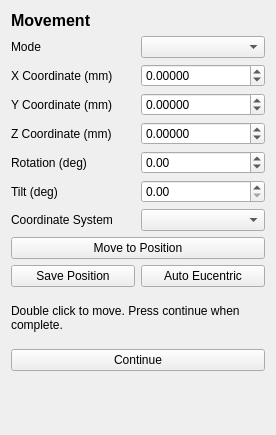
DeMarcoLab/fibsem, file fibsem/ui/qtdesigner_files/FibsemMovementWidget.ui: the form before one commit.
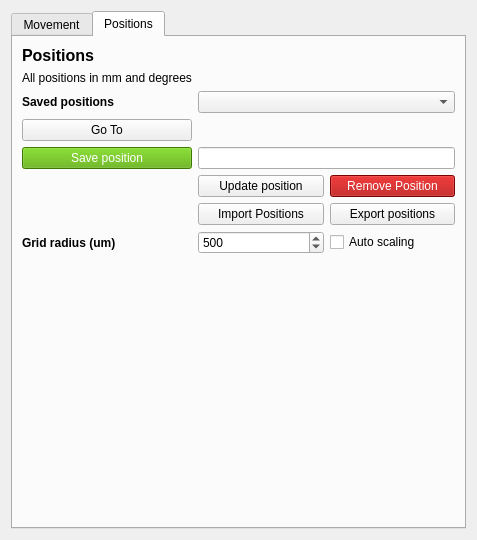
The form after the commit. The open tabs and pages were chosen to show the change.

Patch:
```diff
--- a/fibsem/ui/qtdesigner_files/FibsemMovementWidget.ui
+++ b/fibsem/ui/qtdesigner_files/FibsemMovementWidget.ui
@@ -6,15 +6,25 @@
    <rect>
     <x>0</x>
     <y>0</y>
-    <width>276</width>
-    <height>435</height>
+    <width>477</width>
+    <height>540</height>
    </rect>
   </property>
   <property name="windowTitle">
    <string>Form</string>
   </property>
   <layout class="QGridLayout" name="gridLayout">
-   <item row="3" column="1">
+   <item row="4" column="0">
+    <widget class="QTabWidget" name="tabWidget">
+     <property name="currentIndex">
+      <number>0</number>
+     </property>
+     <widget class="QWidget" name="tab_movement">
+      <attribute name="title">
+       <string>Movement</string>
+      </attribute>
+      <layout class="QGridLayout" name="gridLayout_2">
+       <item row="2" column="1">
     <widget class="QDoubleSpinBox" name="doubleSpinBox_movement_stage_x">
      <property name="decimals">
       <number>5</number>
@@ -27,8 +37,27 @@
      </property>
     </widget>
    </item>
-   <item row="6" column="1">
-    <widget class="QDoubleSpinBox" name="doubleSpinBox_movement_stage_rotation">
+       <item row="11" column="0" colspan="2">
+        <widget class="QLabel" name="label_movement_instructions">
+         <property name="minimumSize">
+          <size>
+           <width>0</width>
+           <height>50</height>
+          </size>
+         </property>
+         <property name="text">
+          <string>Double click to move. Press continue when complete.</string>
+         </property>
+         <property name="wordWrap">
+          <bool>true</bool>
+         </property>
+        </widget>
+       </item>
+       <item row="3" column="1">
+        <widget class="QDoubleSpinBox" name="doubleSpinBox_movement_stage_y">
+         <property name="decimals">
+          <number>5</number>
+         </property>
      <property name="minimum">
       <double>-360.000000000000000</double>
      </property>
@@ -37,10 +66,17 @@
      </property>
     </widget>
    </item>
-   <item row="8" column="1">
+       <item row="7" column="1">
     <widget class="QComboBox" name="comboBox_movement_stage_coordinate_system"/>
    </item>
-   <item row="5" column="1">
+       <item row="2" column="0">
+        <widget class="QLabel" name="label_movement_stage_x">
+         <property name="text">
+          <string>X Coordinate (mm)</string>
+         </property>
+        </widget>
+       </item>
+       <item row="4" column="1">
     <widget class="QDoubleSpinBox" name="doubleSpinBox_movement_stage_z">
      <property name="decimals">
       <number>5</number>
@@ -53,25 +89,31 @@
      </property>
     </widget>
    </item>
-   <item row="5" column="0">
-    <widget class="QLabel" name="label_movement_stage_z">
-     <property name="text">
-      <string>Z Coordinate (mm)</string>
-     </property>
-    </widget>
-   </item>
-   <item row="1" column="1">
-    <widget class="QComboBox" name="comboBox_movement_mode"/>
-   </item>
-   <item row="10" column="1">
-    <widget class="QPushButton" name="pushButton_auto_eucentric">
+       <item row="13" column="0" colspan="2">
+        <spacer name="verticalSpacer">
+         <property name="orientation">
+          <enum>Qt::Vertical</enum>
+         </property>
+         <property name="sizeHint" stdset="0">
+          <size>
+           <width>20</width>
+           <height>40</height>
+          </size>
+         </property>
+        </spacer>
+       </item>
+       <item row="10" column="0">
+        <widget class="QCheckBox" name="checkBox_movement_acquire_electron">
      <property name="text">
-      <string>Auto Eucentric</string>
-     </property>
-    </widget>
-   </item>
-   <item row="4" column="0">
-    <widget class="QLabel" name="label_movement_stage_y">
+          <string>Electron Beam</string>
+         </property>
+         <property name="checked">
+          <bool>true</bool>
+         </property>
+        </widget>
+       </item>
+       <item row="6" column="0">
+        <widget class="QLabel" name="label_movement_stage_tilt">
      <property name="text">
       <string>Y Coordinate (mm)</string>
      </property>
@@ -84,63 +126,8 @@
      </property>
     </widget>
    </item>
-   <item row="4" column="1">
-    <widget class="QDoubleSpinBox" name="doubleSpinBox_movement_stage_y">
-     <property name="decimals">
-      <number>5</number>
-     </property>
-     <property name="minimum">
-      <double>-100000000000000000000.000000000000000</double>
-     </property>
-     <property name="maximum">
-      <double>10000000000000000905969664.000000000000000</double>
-     </property>
-    </widget>
-   </item>
-   <item row="10" column="0">
-    <widget class="QPushButton" name="pushButton_save_position">
-     <property name="text">
-      <string>Save Position</string>
-     </property>
-    </widget>
-   </item>
-   <item row="0" column="0" colspan="2">
-    <widget class="QLabel" name="label_title">
-     <property name="font">
-      <font>
-       <pointsize>12</pointsize>
-       <weight>75</weight>
-       <bold>true</bold>
-      </font>
-     </property>
-     <property name="text">
-      <string>Movement</string>
-     </property>
-    </widget>
-   </item>
-   <item row="3" column="0">
-    <widget class="QLabel" name="label_movement_stage_x">
-     <property name="text">
-      <string>X Coordinate (mm)</string>
-     </property>
-    </widget>
-   </item>
-   <item row="9" column="0" colspan="2">
-    <widget class="QPushButton" name="pushButton_move">
-     <property name="text">
-      <string>Move to Position</string>
-     </property>
-    </widget>
-   </item>
-   <item row="6" column="0">
-    <widget class="QLabel" name="label_movement_stage_rotation">
-     <property name="text">
-      <string>Rotation (deg)</string>
-     </property>
-    </widget>
-   </item>
-   <item row="7" column="1">
-    <widget class="QDoubleSpinBox" name="doubleSpinBox_movement_stage_tilt"/>
+       <item row="1" column="1">
+        <widget class="QComboBox" name="comboBox_movement_mode"/>
    </item>
    <item row="1" column="0">
     <widget class="QLabel" name="label_movement_mode">
@@ -149,38 +136,137 @@
      </property>
     </widget>
    </item>
-   <item row="8" column="0">
+       <item row="0" column="0">
+        <widget class="QLabel" name="label_title">
+         <property name="font">
+          <font>
+           <pointsize>12</pointsize>
+           <weight>75</weight>
+           <bold>true</bold>
+          </font>
+         </property>
+         <property name="text">
+          <string>Movement</string>
+         </property>
+        </widget>
+       </item>
+       <item row="5" column="1">
+        <widget class="QDoubleSpinBox" name="doubleSpinBox_movement_stage_rotation">
+         <property name="minimum">
+          <double>-360.000000000000000</double>
+         </property>
+         <property name="maximum">
+          <double>360.000000000000000</double>
+         </property>
+        </widget>
+       </item>
+       <item row="5" column="0">
+        <widget class="QLabel" name="label_movement_stage_rotation">
+         <property name="text">
+          <string>Rotation (deg)</string>
+         </property>
+        </widget>
+       </item>
+       <item row="7" column="0">
     <widget class="QLabel" name="label_movement_stage_coordinate_system">
      <property name="text">
       <string>Coordinate System</string>
      </property>
     </widget>
    </item>
-   <item row="11" column="0" colspan="2">
-    <widget class="QLabel" name="label_movement_instructions">
-     <property name="minimumSize">
-      <size>
-       <width>0</width>
-       <height>50</height>
-      </size>
-     </property>
+       <item row="6" column="1">
+        <widget class="QDoubleSpinBox" name="doubleSpinBox_movement_stage_tilt"/>
+       </item>
+       <item row="4" column="0">
+        <widget class="QLabel" name="label_movement_stage_z">
+         <property name="text">
+          <string>Z Coordinate (mm)</string>
+         </property>
+        </widget>
+       </item>
+       <item row="8" column="0" colspan="2">
+        <widget class="QPushButton" name="pushButton_move">
      <property name="text">
-      <string>Double click to move. Press continue when complete.</string>
-     </property>
-     <property name="wordWrap">
+          <string>Move to Position</string>
+         </property>
+        </widget>
+       </item>
+       <item row="10" column="1">
+        <widget class="QCheckBox" name="checkBox_movement_acquire_ion">
+         <property name="text">
+          <string>Ion Beam</string>
+         </property>
+         <property name="checked">
       <bool>true</bool>
      </property>
     </widget>
    </item>
-   <item row="7" column="0">
-    <widget class="QLabel" name="label_movement_stage_tilt">
+       <item row="3" column="0">
+        <widget class="QLabel" name="label_movement_stage_y">
      <property name="text">
       <string>Tilt (deg)</string>
      </property>
     </widget>
    </item>
-   <item row="13" column="0" colspan="2">
-    <spacer name="verticalSpacer">
+       <item row="9" column="0" colspan="2">
+        <widget class="QLabel" name="label_movement_images">
+         <property name="text">
+          <string>Acquire images after moving:</string>
+         </property>
+        </widget>
+       </item>
+      </layout>
+     </widget>
+     <widget class="QWidget" name="tab_positions">
+      <attribute name="title">
+       <string>Positions</string>
+      </attribute>
+      <layout class="QGridLayout" name="gridLayout_3">
+       <item row="2" column="1">
+        <widget class="QLabel" name="label_2">
+         <property name="font">
+          <font>
+           <weight>75</weight>
+           <bold>true</bold>
+          </font>
+         </property>
+         <property name="text">
+          <string>Saved positions</string>
+         </property>
+        </widget>
+       </item>
+       <item row="3" column="1">
+        <widget class="QPushButton" name="pushButton_go_to">
+         <property name="text">
+          <string>Go To</string>
+         </property>
+        </widget>
+       </item>
+       <item row="6" column="2">
+        <widget class="QPushButton" name="pushButton_import">
+         <property name="text">
+          <string>Import Positions</string>
+         </property>
+        </widget>
+       </item>
+       <item row="4" column="2" colspan="2">
+        <widget class="QLineEdit" name="lineEdit_position_name"/>
+       </item>
+       <item row="4" column="1">
+        <widget class="QPushButton" name="pushButton_save_position">
+         <property name="styleSheet">
+          <string notr="true">color: white; background-color: rgb(85, 170, 0)</string>
+         </property>
+         <property name="text">
+          <string>Save position</string>
+         </property>
+        </widget>
+       </item>
+       <item row="2" column="2" colspan="2">
+        <widget class="QComboBox" name="comboBox_positions"/>
+       </item>
+       <item row="9" column="1" colspan="3">
+        <spacer name="verticalSpacer_2">
      <property name="orientation">
       <enum>Qt::Vertical</enum>
      </property>
@@ -191,6 +277,99 @@
       </size>
      </property>
     </spacer>
+       </item>
+       <item row="7" column="1">
+        <widget class="QLabel" name="label_5">
+         <property name="font">
+          <font>
+           <weight>75</weight>
+           <bold>true</bold>
+          </font>
+         </property>
+         <property name="text">
+          <string>Grid radius (um)</string>
+         </property>
+        </widget>
+       </item>
+       <item row="1" column="1">
+        <widget class="QLabel" name="label_3">
+         <property name="text">
+          <string>All positions in mm and degrees</string>
+         </property>
+        </widget>
+       </item>
+       <item row="0" column="1">
+        <widget class="QLabel" name="label">
+         <property name="font">
+          <font>
+           <pointsize>12</pointsize>
+           <weight>75</weight>
+           <bold>true</bold>
+          </font>
+         </property>
+         <property name="text">
+          <string>Positions </string>
+         </property>
+        </widget>
+       </item>
+       <item row="8" column="1" colspan="3">
+        <widget class="QLabel" name="label_minimap">
+         <property name="text">
+          <string/>
+         </property>
+        </widget>
+       </item>
+       <item row="3" column="2" colspan="2">
+        <widget class="QLabel" name="label_current_position">
+         <property name="text">
+          <string/>
+         </property>
+        </widget>
+       </item>
+       <item row="5" column="2">
+        <widget class="QPushButton" name="pushButton_update_position">
+         <property name="text">
+          <string>Update position</string>
+         </property>
+        </widget>
+       </item>
+       <item row="7" column="2">
+        <widget class="QSpinBox" name="spinBox_grid_radius">
+         <property name="maximum">
+          <number>10000</number>
+         </property>
+         <property name="value">
+          <number>500</number>
+         </property>
+        </widget>
+       </item>
+       <item row="5" column="3">
+        <widget class="QPushButton" name="pushButton_remove_position">
+         <property name="styleSheet">
+          <string notr="true">color: white; background-color: rgb(170, 0, 0)</string>
+         </property>
+         <property name="text">
+          <string>Remove Position</string>
+         </property>
+        </widget>
+       </item>
+       <item row="7" column="3">
+        <widget class="QCheckBox" name="checkBox_auto_scaling">
+         <property name="text">
+          <string>Auto scaling</string>
+         </property>
+        </widget>
+       </item>
+       <item row="6" column="3">
+        <widget class="QPushButton" name="pushButton_export">
+         <property name="text">
+          <string>Export positions</string>
+         </property>
+        </widget>
+       </item>
+      </layout>
+     </widget>
+    </widget>
    </item>
   </layout>
  </widget>
```
Left out of the diff: 8 changed lines with no effect on the pictures. Lines whose indentation alone changed are shown as unchanged.
